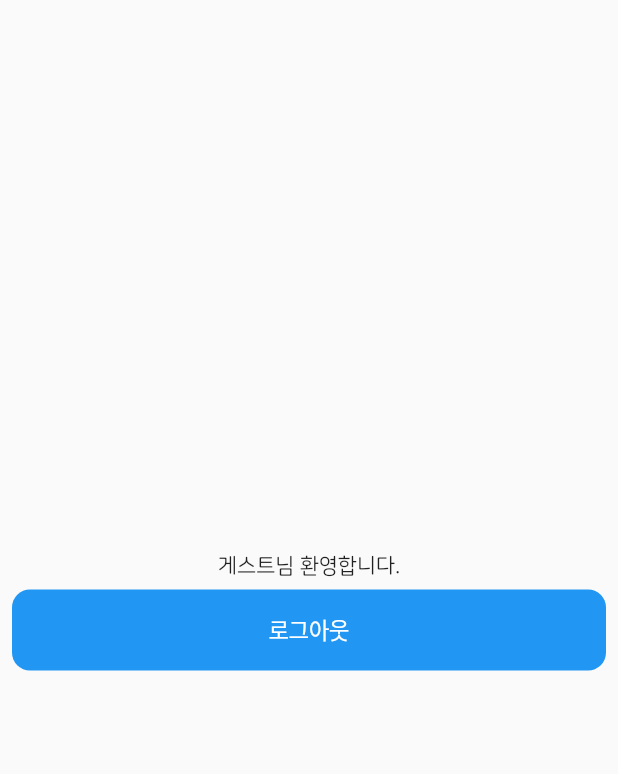
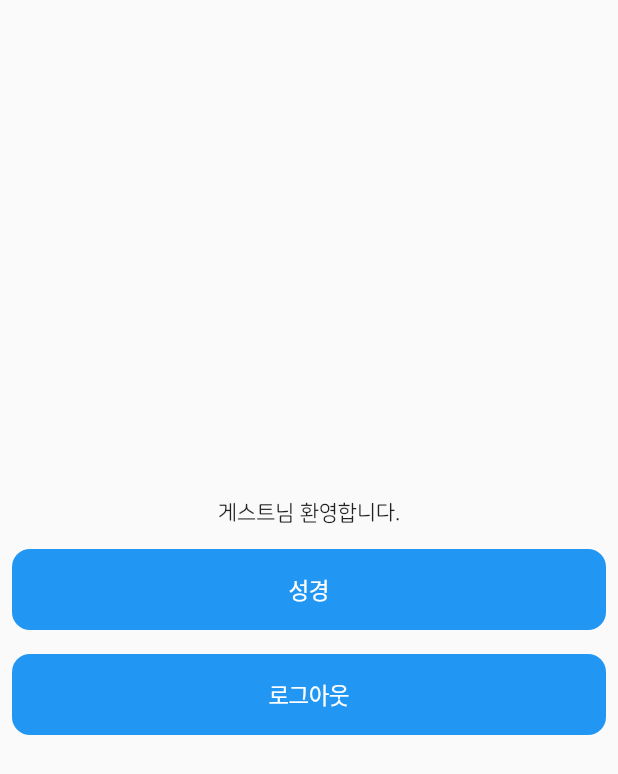
Before and after one commit to boring-km/nkrv_bible, a Flutter app: the screen it shows once a user with an empty profile is signed in, on a phone screen of 412 x 824 dp. Shown: the top 774 px of the screen. Run offline on Flutter 3.47's test engine with Material 2 defaults, Android fonts, the phone set to English and light mode, and no system bars; our stand-ins replace firebase_auth, firebase_core, get, google_sign_in, logger, scroll_to_index; missing offline and left inert: kakao_flutter_sdk; accounts and stored records are empty.

```diff
--- a/lib/screen/main_screen.dart
+++ b/lib/screen/main_screen.dart
@@ -1,6 +1,7 @@
 import 'package:firebase_auth/firebase_auth.dart';
 import 'package:flutter/cupertino.dart';
 import 'package:flutter/material.dart';
+import 'package:get/get.dart';
 import 'package:logger/logger.dart';
 
 import 'intro_screen.dart';
@@ -17,7 +18,7 @@ class _MainScreenState extends State<MainScreen> {
 
   Future <LoginScreen> _signOut() async {
     await FirebaseAuth.instance.signOut();
-    return const LoginScreen();
+    return LoginScreen();
   }
 
   @override
@@ -34,7 +35,29 @@ class _MainScreenState extends State<MainScreen> {
               child: Column(
                 mainAxisAlignment: MainAxisAlignment.center,
                 children: [
-                  const Text("게스트님 환영합니다."),
+                  const Padding(
+                    padding: EdgeInsets.all(8.0),
+                    child: Text("게스트님 환영합니다."),
+                  ),
+                  Padding(
+                    padding: const EdgeInsets.all(8.0),
+                    child: SizedBox(
+                      width: MediaQuery.of(context).size.width,
+                      child: CupertinoButton(
+                        color: Colors.blue,
+                        onPressed: () {
+                          Get.toNamed('/bible/select');
+                        },
+                        child: const Text(
+                          '성경',
+                          style: TextStyle(
+                            fontSize: 15,
+                            color: Colors.white,
+                          ),
+                        ),
+                      ),
+                    ),
+                  ),
                   Padding(
                     padding: const EdgeInsets.all(8.0),
                     child: SizedBox(
@@ -60,7 +83,29 @@ class _MainScreenState extends State<MainScreen> {
               child: Column(
                 mainAxisAlignment: MainAxisAlignment.center,
                 children: [
-                  Text("${snapshot.data!.displayName}님 환영합니다."),
+                  Padding(
+                    padding: const EdgeInsets.all(8.0),
+                    child: Text("${snapshot.data!.displayName}님 환영합니다."),
+                  ),
+                  Padding(
+                    padding: const EdgeInsets.all(8.0),
+                    child: SizedBox(
+                      width: MediaQuery.of(context).size.width,
+                      child: CupertinoButton(
+                        color: Colors.blue,
+                        onPressed: () {
+                          Get.toNamed('/bible/select');
+                        },
+                        child: const Text(
+                          '성경',
+                          style: TextStyle(
+                            fontSize: 15,
+                            color: Colors.white,
+                          ),
+                        ),
+                      ),
+                    ),
+                  ),
                   Padding(
                     padding: const EdgeInsets.all(8.0),
                     child: SizedBox(
```
